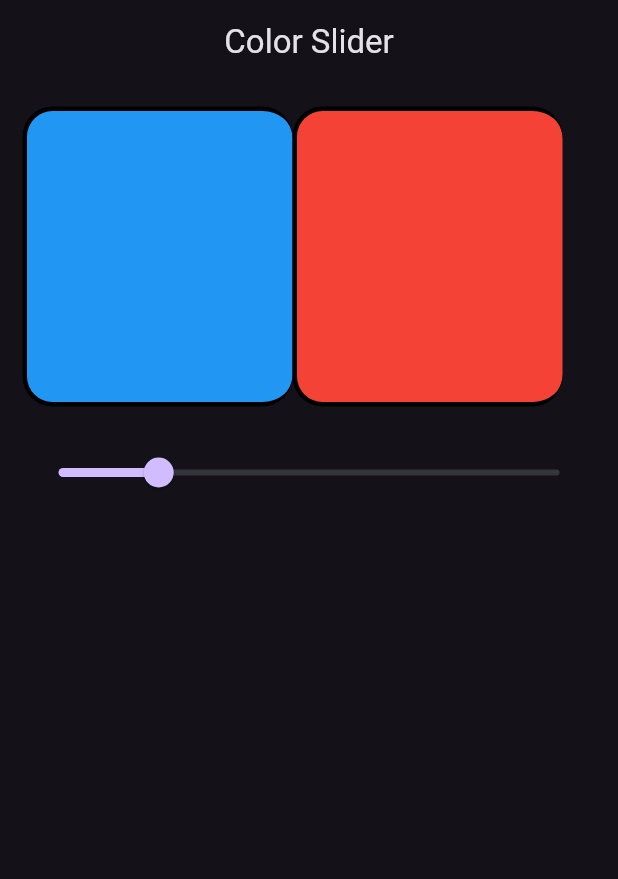
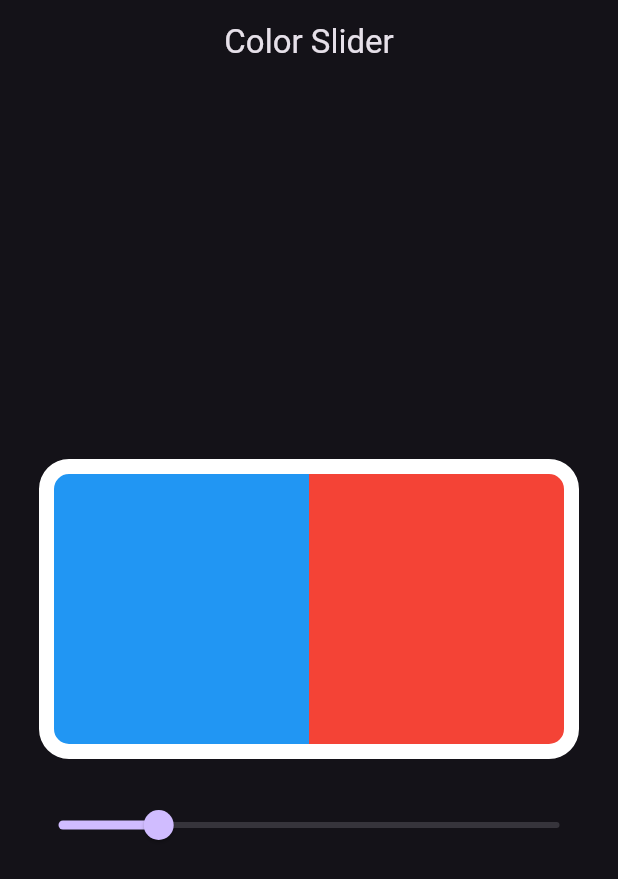
Before and after one commit to kaljitism/testing_inherited_notifier, a Flutter app: the screen it shows after launch, on a phone screen of 412 x 824 dp. Shown: the top 879 px of the screen. Run offline on Flutter 3.47's test engine with Material 3 defaults, Android fonts, the phone set to English and light mode, and no system bars.

Commit message:
finalised the boilerplate UI.

```diff
--- a/lib/home_page.dart
+++ b/lib/home_page.dart
@@ -10,31 +10,36 @@ class HomePage extends StatelessWidget {
         title: const Text('Color Slider'),
         centerTitle: true,
       ),
-      body: Center(
-        child: Padding(
+      body: Padding(
         padding: const EdgeInsets.all(15.0),
         child: Column(
+          mainAxisAlignment: MainAxisAlignment.center,
           children: [
             Row(
+              mainAxisSize: MainAxisSize.max,
+              mainAxisAlignment: MainAxisAlignment.center,
               children: [
                 Container(
                   height: 200,
                   width: 180,
-                    decoration: BoxDecoration(
+                  decoration: const BoxDecoration(
                     color: Colors.blue,
-                      borderRadius: BorderRadius.circular(20),
-                      border: const Border(
+                    borderRadius: BorderRadius.only(
+                      topLeft: Radius.circular(20),
+                      bottomLeft: Radius.circular(20),
+                    ),
+                    border: Border(
                       top: BorderSide(
-                          color: Colors.black,
-                          width: 3,
+                        color: Colors.white,
+                        width: 10,
                       ),
                       left: BorderSide(
-                          color: Colors.black,
-                          width: 3,
+                        color: Colors.white,
+                        width: 10,
                       ),
                       bottom: BorderSide(
-                          color: Colors.black,
-                          width: 3,
+                        color: Colors.white,
+                        width: 10,
                       ),
                     ),
                   ),
@@ -42,21 +47,24 @@ class HomePage extends StatelessWidget {
                 Container(
                   height: 200,
                   width: 180,
-                    decoration: BoxDecoration(
+                  decoration: const BoxDecoration(
                     color: Colors.red,
-                      borderRadius: BorderRadius.circular(20),
-                      border: const Border(
+                    borderRadius: BorderRadius.only(
+                      topRight: Radius.circular(20),
+                      bottomRight: Radius.circular(20),
+                    ),
+                    border: Border(
                       top: BorderSide(
-                          color: Colors.black,
-                          width: 3,
+                        color: Colors.white,
+                        width: 10,
                       ),
-                        left: BorderSide(
-                          color: Colors.black,
-                          width: 3,
+                      right: BorderSide(
+                        color: Colors.white,
+                        width: 10,
                       ),
                       bottom: BorderSide(
-                          color: Colors.black,
-                          width: 3,
+                        color: Colors.white,
+                        width: 10,
                       ),
                     ),
                   ),
@@ -65,13 +73,14 @@ class HomePage extends StatelessWidget {
             ),
             const SizedBox(height: 20),
             Slider(
+              min: 0,
+              max: 1,
               value: 0.2,
               onChanged: (value) {},
             )
           ],
         ),
       ),
-      ),
     );
   }
 }
```
Lines whose indentation alone changed are shown as unchanged.
